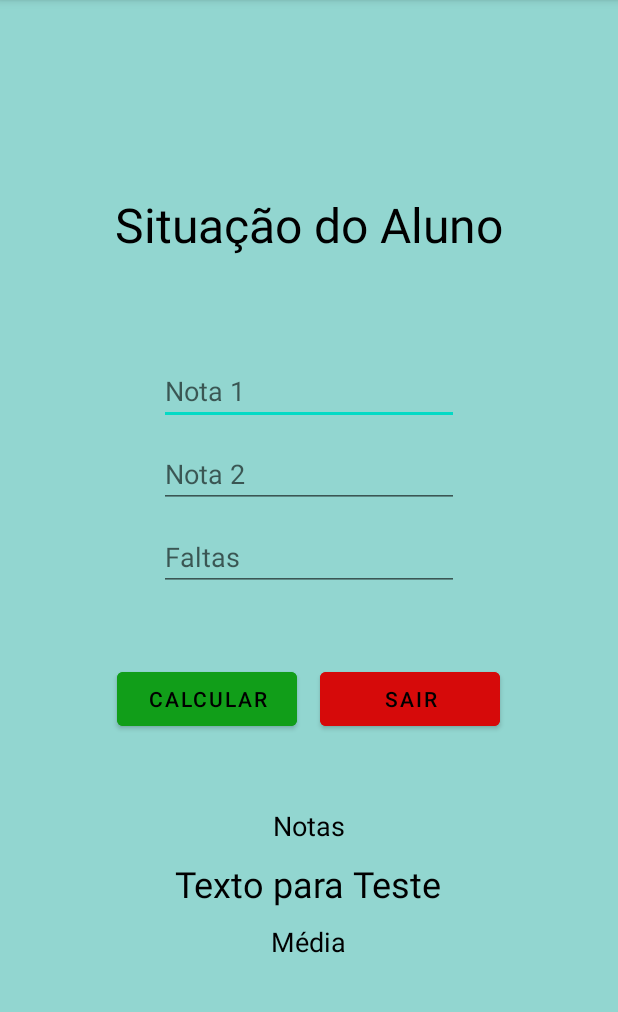
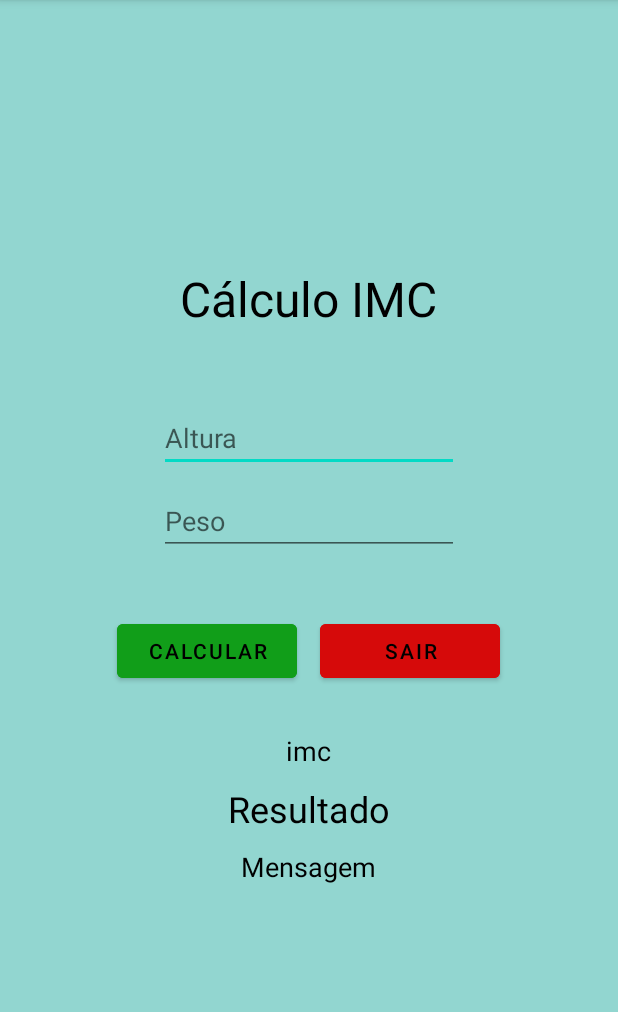
Before and after one commit to JoaoGabriel0908/calculoMedia-kotlin, an Android app: the screen it shows after launch (MainActivity), on a phone screen of 412 x 824 dp, the part 84-1096 px from its top. Run offline under Robolectric (Android 15) with nearby library versions, the phone set to English and light mode, and no system bars.

Commit message:
Exercicio imc

```diff
--- a/app/src/main/res/layout/activity_main.xml
+++ b/app/src/main/res/layout/activity_main.xml
@@ -15,45 +15,38 @@
     <TextView
         android:layout_width="wrap_content"
         android:layout_height="62dp"
-        android:layout_marginBottom="48dp"
-        android:text="Situação do Aluno"
+        android:layout_marginBottom="30dp"
+        android:text="Cálculo IMC"
         android:textColor="@color/dark"
         android:textSize="32sp" />
 
     <!--Estilizando o texto-->
     <EditText
-        android:id="@+id/nota1"
+        android:id="@+id/altura"
         android:layout_width="200dp"
         android:layout_height="wrap_content"
-        android:hint="Nota 1"
-        android:inputType="number"
+        android:hint="Altura"
+        android:inputType="numberDecimal"
         android:textColor="@color/dark"/>
 
     <EditText
-        android:id="@+id/nota2"
+        android:id="@+id/peso"
         android:layout_width="200dp"
         android:layout_height="wrap_content"
-        android:hint="Nota 2"
-        android:inputType="number"
+        android:hint="Peso"
+        android:inputType="numberDecimal"
         android:textColor="@color/dark"
         android:layout_marginTop="10dp"
         android:layout_marginBottom="10dp"/>
 
-    <EditText
-        android:id="@+id/faltas"
-        android:layout_width="200dp"
-        android:layout_height="wrap_content"
-        android:hint="Faltas"
-        android:inputType="number"
-        android:textColor="@color/dark"/>
 
     <!--Uma divisão para os botões-->
     <LinearLayout
         android:layout_width="match_parent"
         android:layout_height="wrap_content"
         android:gravity="center"
-        android:layout_marginTop="48dp"
-        android:layout_marginBottom="48dp">
+        android:layout_marginTop="30dp"
+        android:layout_marginBottom="30dp">
 
         <!--Estilizando os botões-->
         <Button
@@ -75,10 +68,10 @@
     </LinearLayout>
 
     <TextView
-        android:id="@+id/notas"
+        android:id="@+id/imc"
         android:layout_width="wrap_content"
         android:layout_height="wrap_content"
-        android:text="Notas"
+        android:text="imc"
         android:textSize="18dp"
         android:textColor="@color/dark"
         android:textAlignment="center"
@@ -87,7 +80,7 @@
         android:id="@+id/resultado"
         android:layout_width="wrap_content"
         android:layout_height="wrap_content"
-        android:text="Texto para Teste"
+        android:text="Resultado"
         android:textSize="24dp"
         android:textColor="@color/dark"
         android:textAlignment="center" />
@@ -96,7 +89,7 @@
         android:id="@+id/media"
         android:layout_width="wrap_content"
         android:layout_height="wrap_content"
-        android:text="Média"
+        android:text="Mensagem"
         android:textSize="18dp"
         android:textColor="@color/dark"
         android:layout_marginTop="10dp"
```
Also changed, not shown: app/src/main/java/com/example/controledenotas/MainActivity.kt (+26 -13 lines).
